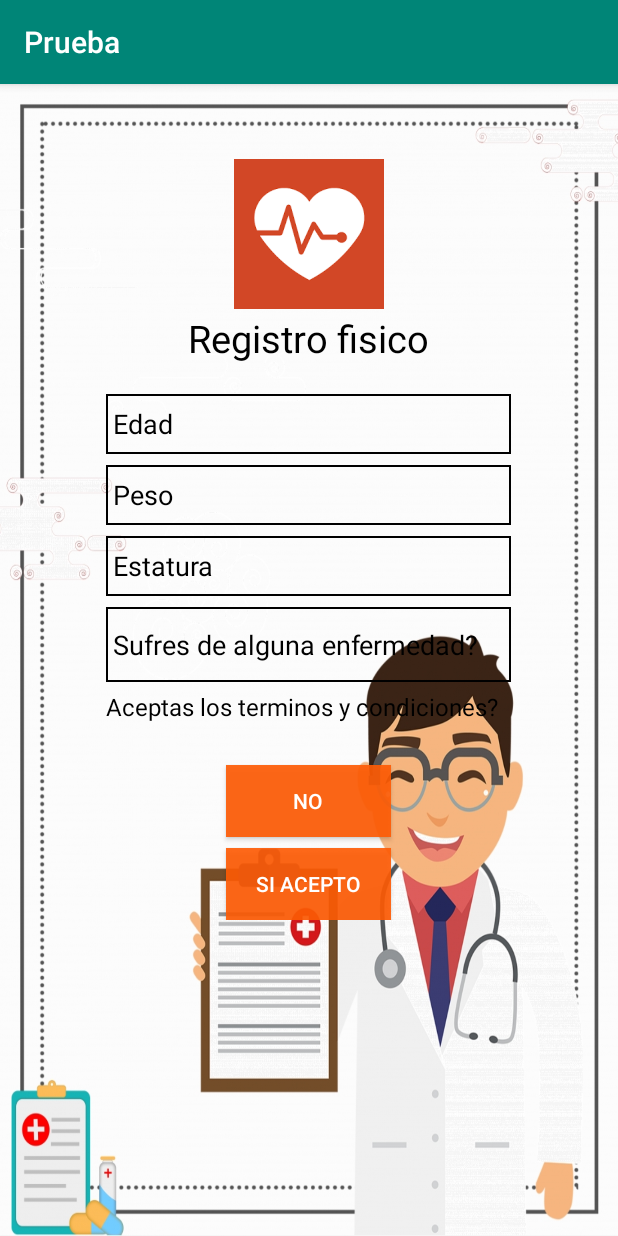
After one commit to Jherrera7/AplicacionSalud, an Android app: the Rgistrofisico screen opened directly, with no data from a screen before it, on a phone screen of 412 x 824 dp. The commit adds this screen. Run offline under Robolectric (Android 15) with nearby library versions, the phone set to English and light mode, and no system bars.

Commit message:
Avance con registro fisico

```diff
--- a/app/src/main/AndroidManifest.xml
+++ b/app/src/main/AndroidManifest.xml
@@ -9,7 +9,8 @@
         android:roundIcon="@mipmap/ic_launcher_round"
         android:supportsRtl="true"
         android:theme="@style/AppTheme">
-        <activity android:name=".Registrarse"></activity>
+        <activity android:name=".Rgistrofisico">Z</activity>
+        <activity android:name=".Registrarse" />
         <activity android:name=".MainActivity">
             <intent-filter>
                 <action android:name="android.intent.action.MAIN" />
--- a/app/src/main/java/com/example/prueba/Registrarse.java
+++ b/app/src/main/java/com/example/prueba/Registrarse.java
@@ -2,13 +2,25 @@ package com.example.prueba;
 
 import androidx.appcompat.app.AppCompatActivity;
 
+import android.content.Intent;
 import android.os.Bundle;
+import android.view.View;
+import android.widget.Button;
 
 public class Registrarse extends AppCompatActivity {
-
+    Button reg;
     @Override
     protected void onCreate(Bundle savedInstanceState) {
         super.onCreate(savedInstanceState);
         setContentView(R.layout.activity_registrarse);
+        reg=(Button)findViewById(R.id.cargar);
+        reg.setOnClickListener(new View.OnClickListener() {
+            @Override
+            public void onClick(View v) {
+                Intent i = new Intent(getApplicationContext(), Rgistrofisico.class);
+                startActivity(i);
+            }
+        });
+
     }
 }
--- /dev/null
+++ b/app/src/main/java/com/example/prueba/Rgistrofisico.java
@@ -0,0 +1,14 @@
+package com.example.prueba;
+
+import androidx.appcompat.app.AppCompatActivity;
+
+import android.os.Bundle;
+
+public class Rgistrofisico extends AppCompatActivity {
+
+    @Override
+    protected void onCreate(Bundle savedInstanceState) {
+        super.onCreate(savedInstanceState);
+        setContentView(R.layout.activity_rgistrofisico);
+    }
+}
--- /dev/null
+++ b/app/src/main/res/drawable/bordesbutton.xml
@@ -0,0 +1,5 @@
+<?xml version="1.0" encoding="utf-8"?>
+<shape android:shape="rectangle" xmlns:android="http://schemas.android.com/apk/res/android">
+    <stroke android:width="1dp" android:color="#000"/>
+    <padding android:left="5dp"/>
+</shape>
--- a/app/src/main/res/layout/activity_registrarse.xml
+++ b/app/src/main/res/layout/activity_registrarse.xml
@@ -29,12 +29,12 @@
             android:layout_width="wrap_content"
             android:layout_height="wrap_content"
             android:layout_gravity="center"
-            android:layout_marginTop="50dp"
+            android:layout_marginTop="10dp"
             android:text="Registrarse"
             android:textColor="#FFF"
             android:textSize="30sp" />
         <EditText
-            android:layout_marginTop="60dp"
+            android:layout_marginTop="30dp"
             android:id="@+id/Nombre"
             android:background="@drawable/botonbordes"
             android:layout_gravity="center"
@@ -71,7 +71,7 @@
             android:textColorHint="#fff"/>
         <Button
             android:layout_marginTop="30dp"
-            android:id="@+id/login"
+            android:id="@+id/cargar"
             android:layout_width="200dp"
             android:layout_height="wrap_content"
             android:layout_gravity="center"
--- a/app/src/main/res/layout/activity_registro.xml
+++ b/app/src/main/res/layout/activity_registro.xml
@@ -28,6 +28,13 @@
             android:layout_gravity="center"
             android:layout_marginTop="40dp"
             app:srcCompat="@drawable/logoapp" />
+
+        <ImageView
+            android:layout_width="350dp"
+            android:layout_height="100dp"
+            android:layout_gravity="center"
+            android:layout_marginTop="10dp"
+            app:srcCompat="@drawable/loginredessociales"/>
 
         <EditText
             android:id="@+id/edtUser"
--- /dev/null
+++ b/app/src/main/res/layout/activity_rgistrofisico.xml
@@ -0,0 +1,103 @@
+<?xml version="1.0" encoding="utf-8"?>
+<androidx.constraintlayout.widget.ConstraintLayout xmlns:android="http://schemas.android.com/apk/res/android"
+    xmlns:app="http://schemas.android.com/apk/res-auto"
+    xmlns:tools="http://schemas.android.com/tools"
+    android:layout_width="match_parent"
+    android:layout_height="match_parent"
+    android:background="@drawable/fondocuatro"
+    tools:context=".Registro">
+
+    <LinearLayout
+        android:layout_width="match_parent"
+        android:layout_height="wrap_content"
+        android:orientation="vertical"
+        tools:ignore="MissingConstraints">
+
+        <ImageView
+            android:layout_marginTop="50dp"
+            android:id="@+id/idLogo"
+            android:layout_width="100dp"
+            android:layout_height="100dp"
+            android:layout_gravity="center"
+            app:layout_constraintBottom_toTopOf="@+id/login"
+            app:layout_constraintEnd_toEndOf="parent"
+            app:layout_constraintStart_toStartOf="parent"
+            app:layout_constraintTop_toTopOf="parent"
+            app:srcCompat="@drawable/logoapp" />
+
+        <TextView
+            android:layout_width="wrap_content"
+            android:layout_height="wrap_content"
+            android:layout_gravity="center"
+            android:layout_marginTop="2dp"
+            android:text="Registro fisico"
+            android:textColor="#000000"
+            android:textSize="25sp" />
+        <EditText
+            android:layout_marginTop="20dp"
+            android:id="@+id/Edad"
+            android:background="@drawable/bordesbutton"
+            android:layout_gravity="center"
+            android:layout_width="270dp"
+            android:layout_height="40dp"
+            android:hint="Edad"
+            android:textColorHint="#000000"/>
+        <EditText
+            android:layout_marginTop="7dp"
+            android:id="@+id/Peso"
+            android:background="@drawable/bordesbutton"
+            android:layout_gravity="center"
+            android:layout_width="270dp"
+            android:layout_height="40dp"
+            android:hint="Peso"
+            android:textColorHint="#000000"/>
+        <EditText
+            android:layout_marginTop="7dp"
+            android:id="@+id/Estatura"
+            android:background="@drawable/bordesbutton"
+            android:layout_gravity="center"
+            android:layout_width="270dp"
+            android:layout_height="40dp"
+            android:hint="Estatura"
+            android:textColorHint="#000000"/>
+        <EditText
+            android:layout_marginTop="7dp"
+            android:id="@+id/Enfermedad"
+            android:background="@drawable/bordesbutton"
+            android:layout_gravity="center"
+            android:layout_width="270dp"
+            android:layout_height="50dp"
+            android:hint="Sufres de alguna enfermedad?"
+            android:textColorHint="#000000"/>
+
+        <TextView
+            android:layout_width="270dp"
+            android:layout_height="40dp"
+            android:layout_gravity="center"
+            android:layout_marginTop="5dp"
+            android:text="Aceptas los terminos y condiciones? "
+            android:textColor="#000000"
+            android:textSize="16dp" />
+
+        <Button
+            android:id="@+id/No"
+            android:layout_width="110dp"
+            android:layout_height="wrap_content"
+            android:layout_gravity="center"
+            android:layout_marginTop="10dp"
+            android:background="@drawable/botonselect"
+            android:text="No"
+            android:textColor="#ffffff" />
+        <Button
+            android:id="@+id/Si"
+            android:layout_width="110dp"
+            android:layout_height="wrap_content"
+            android:layout_gravity="center"
+            android:layout_marginTop="7dp"
+            android:background="@drawable/botonselect"
+            android:text="Si Acepto"
+            android:textColor="#ffffff" />
+
+    </LinearLayout>
+
+</androidx.constraintlayout.widget.ConstraintLayout>
```
Also changed, not shown: app/src/main/res/drawable/fondocuatro.jpg (added), app/src/main/res/drawable/loginredessociales.png (added).
